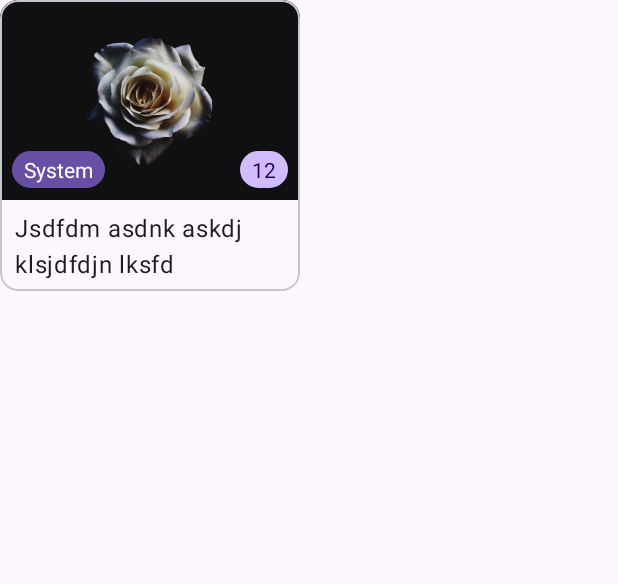
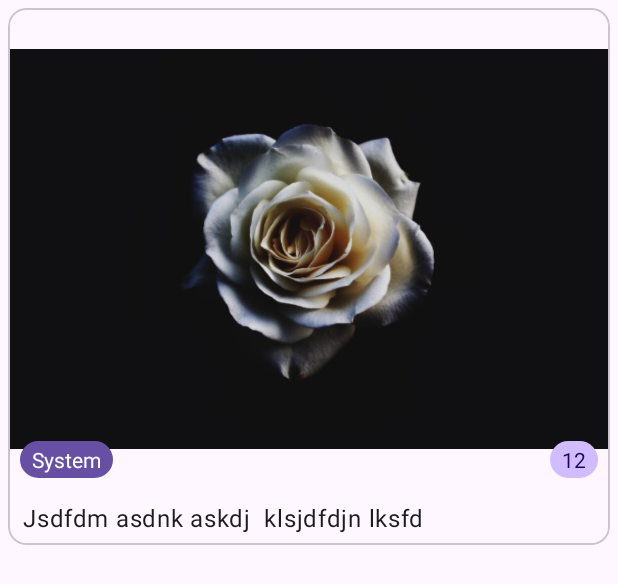
Before and after one commit to alexmoroz002/custom-vk-loader, an Android app: the layout item_album.xml on its own in the app's theme, with its tools: preview values and no code run, on a phone screen of 412 x 824 dp. Shown: the top 584 px of the screen. Run offline under Robolectric (Android 15) with nearby library versions, the phone set to English and light mode, and no system bars.

Commit message:
layout improvements

```diff
--- a/app/src/main/java/com/example/vkloader/AlbumListAdapter.kt
+++ b/app/src/main/java/com/example/vkloader/AlbumListAdapter.kt
@@ -9,7 +9,6 @@ import androidx.recyclerview.widget.DiffUtil
 import androidx.recyclerview.widget.ListAdapter
 import androidx.recyclerview.widget.RecyclerView
 import com.bumptech.glide.Glide
-import com.bumptech.glide.request.target.Target
 
 class AlbumListAdapter(private val callback: AlbumCallback) : ListAdapter<Album, AlbumListAdapter.AlbumViewHolder>(AlbumComparator()) {
     override fun onCreateViewHolder(parent: ViewGroup, viewType: Int): AlbumViewHolder {
@@ -33,6 +32,8 @@ class AlbumListAdapter(private val callback: AlbumCallback) : ListAdapter<Album,
             albumCount.text = item.count.toString()
             if (item.id < 1) {
                 albumStatus.visibility = View.VISIBLE
+            } else {
+                albumStatus.visibility = View.INVISIBLE
             }
             Glide.with(itemView).load(item.coverUrl).centerCrop().into(albumCover)
         }
@@ -50,7 +51,7 @@ class AlbumListAdapter(private val callback: AlbumCallback) : ListAdapter<Album,
             return oldItem == newItem
         }
         override fun areContentsTheSame(oldItem: Album, newItem: Album): Boolean {
-            return oldItem.id == newItem.id
+            return oldItem.id == newItem.id && oldItem.title == newItem.title && oldItem.count == newItem.count && oldItem.coverUrl == newItem.coverUrl
         }
     }
 
--- a/app/src/main/res/layout/activity_gallery.xml
+++ b/app/src/main/res/layout/activity_gallery.xml
@@ -4,7 +4,7 @@
     xmlns:tools="http://schemas.android.com/tools"
     android:layout_width="match_parent"
     android:layout_height="match_parent"
-    android:padding="10dp"
+    android:padding="0dp"
     tools:context=".GalleryActivity">
 
     <TextView
@@ -12,6 +12,7 @@
         style="@style/TextAppearance.Material3.HeadlineMedium"
         android:layout_width="wrap_content"
         android:layout_height="wrap_content"
+        android:layout_marginStart="8dp"
         android:text="My albums"
         app:layout_constraintBottom_toBottomOf="@+id/logout_button"
         app:layout_constraintStart_toStartOf="parent"
@@ -22,6 +23,8 @@
         style="@style/Widget.Material3.Button.TonalButton.Icon"
         android:layout_width="wrap_content"
         android:layout_height="wrap_content"
+        android:layout_marginTop="8dp"
+        android:layout_marginEnd="8dp"
         android:text="Logout"
         app:icon="@drawable/logout_24px"
         app:layout_constraintEnd_toEndOf="parent"
--- a/app/src/main/res/layout/item_album.xml
+++ b/app/src/main/res/layout/item_album.xml
@@ -2,20 +2,20 @@
 <com.google.android.material.card.MaterialCardView xmlns:android="http://schemas.android.com/apk/res/android"
     xmlns:app="http://schemas.android.com/apk/res-auto"
     xmlns:tools="http://schemas.android.com/tools"
-    android:layout_width="wrap_content"
+    android:layout_width="match_parent"
     android:layout_height="wrap_content"
-    android:layout_marginBottom="12dp">
+    android:layout_margin="5dp">
 
     <androidx.constraintlayout.widget.ConstraintLayout
-        android:layout_width="wrap_content"
-        android:layout_height="wrap_content">
+        android:layout_width="match_parent"
+        android:layout_height="match_parent">
 
         <ImageView
             android:id="@+id/album_img"
-            android:layout_width="200dp"
+            android:layout_width="0dp"
             android:layout_height="0dp"
             android:contentDescription="TODO123"
-            app:layout_constraintDimensionRatio="3:2"
+            app:layout_constraintDimensionRatio="5:4"
             app:layout_constraintEnd_toEndOf="parent"
             app:layout_constraintHorizontal_bias="0.0"
             app:layout_constraintStart_toStartOf="parent"
--- /dev/null
+++ b/app/src/main/res/values-land/integers.xml
@@ -0,0 +1,4 @@
+<?xml version="1.0" encoding="utf-8"?>
+<resources>
+    <integer name="gallery_columns">4</integer>
+</resources>
--- /dev/null
+++ b/app/src/main/res/values/integers.xml
@@ -0,0 +1,4 @@
+<?xml version="1.0" encoding="utf-8"?>
+<resources>
+    <integer name="gallery_columns">2</integer>
+</resources>
```
